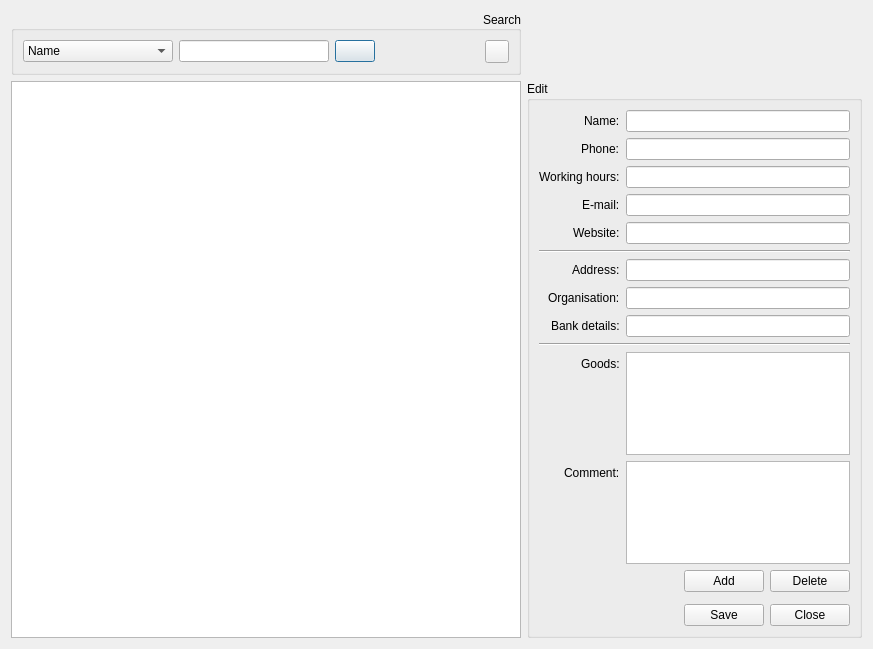
Feo-d-oR/YARC, file RepairCenter/catsuppliers.ui: the form before one commit.
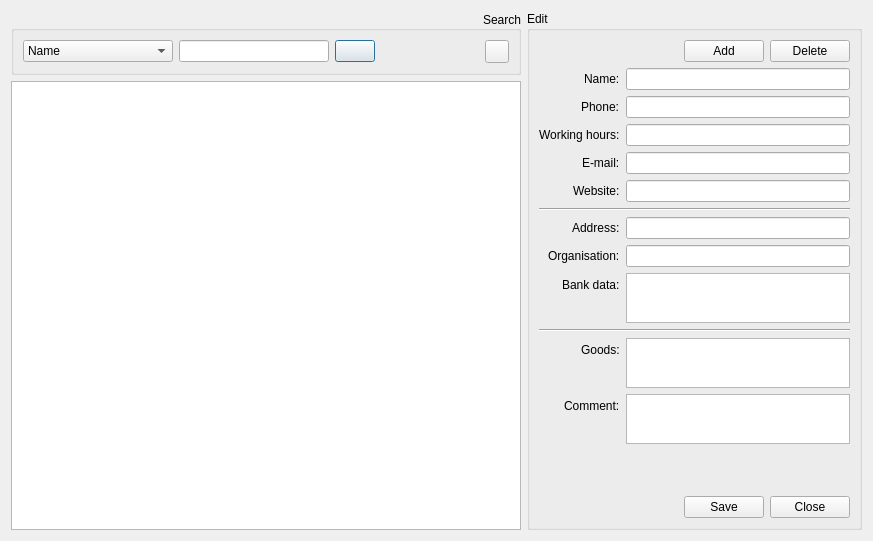
The form after the commit. Icons and pictures are not drawn.

Commit message:
Added->"Email", "Bank data" fields in "Customers" catalog Added->Search in "Customers" catalog Added->"Default warranty" option
Mandatory fields option in progress...

Patch:
```diff
--- a/RepairCenter/catsuppliers.ui
+++ b/RepairCenter/catsuppliers.ui
@@ -7,7 +7,7 @@
     <x>0</x>
     <y>0</y>
     <width>873</width>
-    <height>649</height>
+    <height>541</height>
    </rect>
   </property>
   <property name="sizePolicy">
@@ -167,7 +167,7 @@
      </property>
     </widget>
    </item>
-   <item row="1" column="1">
+   <item row="0" column="1" rowspan="2">
     <widget class="QGroupBox" name="grouopbox1">
      <property name="sizePolicy">
       <sizepolicy hsizetype="MinimumExpanding" vsizetype="Maximum">
@@ -194,149 +194,190 @@
       <property name="labelAlignment">
        <set>Qt::AlignRight|Qt::AlignTrailing|Qt::AlignVCenter</set>
       </property>
-      <item row="0" column="0">
+      <item row="0" column="0" colspan="2">
+       <layout class="QHBoxLayout" name="horizontalLayout_4">
+        <item>
+         <spacer name="horizontalSpacer_4">
+          <property name="orientation">
+           <enum>Qt::Horizontal</enum>
+          </property>
+          <property name="sizeType">
+           <enum>QSizePolicy::MinimumExpanding</enum>
+          </property>
+          <property name="sizeHint" stdset="0">
+           <size>
+            <width>40</width>
+            <height>20</height>
+           </size>
+          </property>
+         </spacer>
+        </item>
+        <item>
+         <widget class="QPushButton" name="bAdd">
+          <property name="text">
+           <string>Add</string>
+          </property>
+          <property name="icon">
+           <iconset>
+            <normalon>:/icons/icons/user_add.png</normalon>
+           </iconset>
+          </property>
+          <property name="autoDefault">
+           <bool>false</bool>
+          </property>
+         </widget>
+        </item>
+        <item>
+         <widget class="QPushButton" name="bDelete">
+          <property name="text">
+           <string>Delete</string>
+          </property>
+          <property name="icon">
+           <iconset>
+            <normalon>:/icons/icons/user_delete.png</normalon>
+           </iconset>
+          </property>
+          <property name="autoDefault">
+           <bool>false</bool>
+          </property>
+         </widget>
+        </item>
+       </layout>
+      </item>
+      <item row="1" column="0">
        <widget class="QLabel" name="label">
         <property name="text">
          <string>Name:</string>
         </property>
        </widget>
       </item>
-      <item row="0" column="1">
+      <item row="1" column="1">
        <widget class="QLineEdit" name="eName"/>
       </item>
-      <item row="1" column="0">
+      <item row="2" column="0">
        <widget class="QLabel" name="label_2">
         <property name="text">
          <string>Phone:</string>
         </property>
        </widget>
       </item>
-      <item row="1" column="1">
+      <item row="2" column="1">
        <widget class="QLineEdit" name="ePhone"/>
       </item>
-      <item row="2" column="0">
+      <item row="3" column="0">
        <widget class="QLabel" name="label_6">
         <property name="text">
          <string>Working hours:</string>
         </property>
        </widget>
       </item>
-      <item row="2" column="1">
+      <item row="3" column="1">
        <widget class="QLineEdit" name="eHours"/>
       </item>
-      <item row="3" column="0">
+      <item row="4" column="0">
        <widget class="QLabel" name="label_5">
         <property name="text">
          <string>E-mail:</string>
         </property>
        </widget>
       </item>
-      <item row="3" column="1">
+      <item row="4" column="1">
        <widget class="QLineEdit" name="eEmail"/>
       </item>
-      <item row="4" column="0">
+      <item row="5" column="0">
        <widget class="QLabel" name="label_4">
         <property name="text">
          <string>Website:</string>
         </property>
        </widget>
       </item>
-      <item row="4" column="1">
+      <item row="5" column="1">
        <widget class="QLineEdit" name="eWebsite"/>
       </item>
-      <item row="5" column="0" colspan="2">
+      <item row="6" column="0" colspan="2">
        <widget class="Line" name="line">
         <property name="orientation">
          <enum>Qt::Horizontal</enum>
         </property>
        </widget>
       </item>
-      <item row="6" column="0">
+      <item row="7" column="0">
        <widget class="QLabel" name="label_3">
         <property name="text">
          <string>Address:</string>
         </property>
        </widget>
       </item>
-      <item row="6" column="1">
+      <item row="7" column="1">
        <widget class="QLineEdit" name="eAddress"/>
       </item>
-      <item row="7" column="0">
+      <item row="8" column="0">
        <widget class="QLabel" name="label_8">
         <property name="text">
          <string>Organisation:</string>
         </property>
        </widget>
       </item>
-      <item row="7" column="1">
+      <item row="8" column="1">
        <widget class="QLineEdit" name="eOrg"/>
       </item>
-      <item row="8" column="0">
+      <item row="9" column="0">
        <widget class="QLabel" name="label_7">
         <property name="text">
-         <string>Bank details:</string>
+         <string>Bank data:</string>
         </property>
        </widget>
       </item>
-      <item row="8" column="1">
-       <widget class="QLineEdit" name="eBank"/>
+      <item row="9" column="1">
+       <widget class="QPlainTextEdit" name="eBankData">
+        <property name="maximumSize">
+         <size>
+          <width>16777215</width>
+          <height>50</height>
+         </size>
+        </property>
+       </widget>
       </item>
-      <item row="12" column="0" colspan="2">
-       <layout class="QHBoxLayout" name="horizontalLayout_4">
-        <item>
-         <spacer name="horizontalSpacer_4">
-          <property name="orientation">
-           <enum>Qt::Horizontal</enum>
-          </property>
-          <property name="sizeType">
-           <enum>QSizePolicy::MinimumExpanding</enum>
-          </property>
-          <property name="sizeHint" stdset="0">
-           <size>
-            <width>40</width>
-            <height>20</height>
-           </size>
-          </property>
-         </spacer>
-        </item>
-        <item>
-         <widget class="QPushButton" name="bAdd">
-          <property name="text">
-           <string>Add</string>
-          </property>
-          <property name="icon">
-           <iconset>
-            <normalon>:/icons/icons/user_add.png</normalon>
-           </iconset>
-          </property>
-         </widget>
-        </item>
-        <item>
-         <widget class="QPushButton" name="bDelete">
-          <property name="text">
-           <string>Delete</string>
-          </property>
-          <property name="icon">
-           <iconset>
-            <normalon>:/icons/icons/user_delete.png</normalon>
-           </iconset>
-          </property>
-         </widget>
-        </item>
-       </layout>
-      </item>
-      <item row="13" column="1">
-       <spacer name="verticalSpacer">
+      <item row="10" column="0" colspan="2">
+       <widget class="Line" name="line_2">
         <property name="orientation">
-         <enum>Qt::Vertical</enum>
+         <enum>Qt::Horizontal</enum>
         </property>
-        <property name="sizeHint" stdset="0">
+       </widget>
+      </item>
+      <item row="11" column="0">
+       <widget class="QLabel" name="label_11">
+        <property name="text">
+         <string>Goods:</string>
+        </property>
+       </widget>
+      </item>
+      <item row="11" column="1">
+       <widget class="QPlainTextEdit" name="eGoods">
+        <property name="maximumSize">
          <size>
-          <width>20</width>
-          <height>40</height>
+          <width>16777215</width>
+          <height>50</height>
          </size>
         </property>
-       </spacer>
+       </widget>
+      </item>
+      <item row="12" column="0">
+       <widget class="QLabel" name="label_10">
+        <property name="text">
+         <string>Comment:</string>
+        </property>
+       </widget>
+      </item>
+      <item row="12" column="1">
+       <widget class="QPlainTextEdit" name="eComment">
+        <property name="maximumSize">
+         <size>
+          <width>16777215</width>
+          <height>50</height>
+         </size>
+        </property>
+       </widget>
       </item>
       <item row="14" column="0" colspan="2">
        <layout class="QHBoxLayout" name="horizontalLayout_3">
@@ -366,6 +407,9 @@
             <normalon>:/icons/icons/table_save.png</normalon>
            </iconset>
           </property>
+          <property name="autoDefault">
+           <bool>false</bool>
+          </property>
          </widget>
         </item>
         <item>
@@ -378,36 +422,25 @@
             <normalon>:/icons/icons/door_out.png</normalon>
            </iconset>
           </property>
+          <property name="autoDefault">
+           <bool>false</bool>
+          </property>
          </widget>
         </item>
        </layout>
       </item>
-      <item row="11" column="0">
-       <widget class="QLabel" name="label_10">
-        <property name="text">
-         <string>Comment:</string>
-        </property>
-       </widget>
-      </item>
-      <item row="9" column="0" colspan="2">
-       <widget class="Line" name="line_2">
+      <item row="13" column="1">
+       <spacer name="verticalSpacer">
         <property name="orientation">
-         <enum>Qt::Horizontal</enum>
+         <enum>Qt::Vertical</enum>
         </property>
-       </widget>
-      </item>
-      <item row="10" column="0">
-       <widget class="QLabel" name="label_11">
-        <property name="text">
-         <string>Goods:</string>
+        <property name="sizeHint" stdset="0">
+         <size>
+          <width>20</width>
+          <height>40</height>
+         </size>
         </property>
-       </widget>
-      </item>
-      <item row="10" column="1">
-       <widget class="QPlainTextEdit" name="eGoods"/>
-      </item>
-      <item row="11" column="1">
-       <widget class="QPlainTextEdit" name="eComment"/>
+       </spacer>
       </item>
      </layout>
     </widget>
```
The commit also changes 26 other files.
